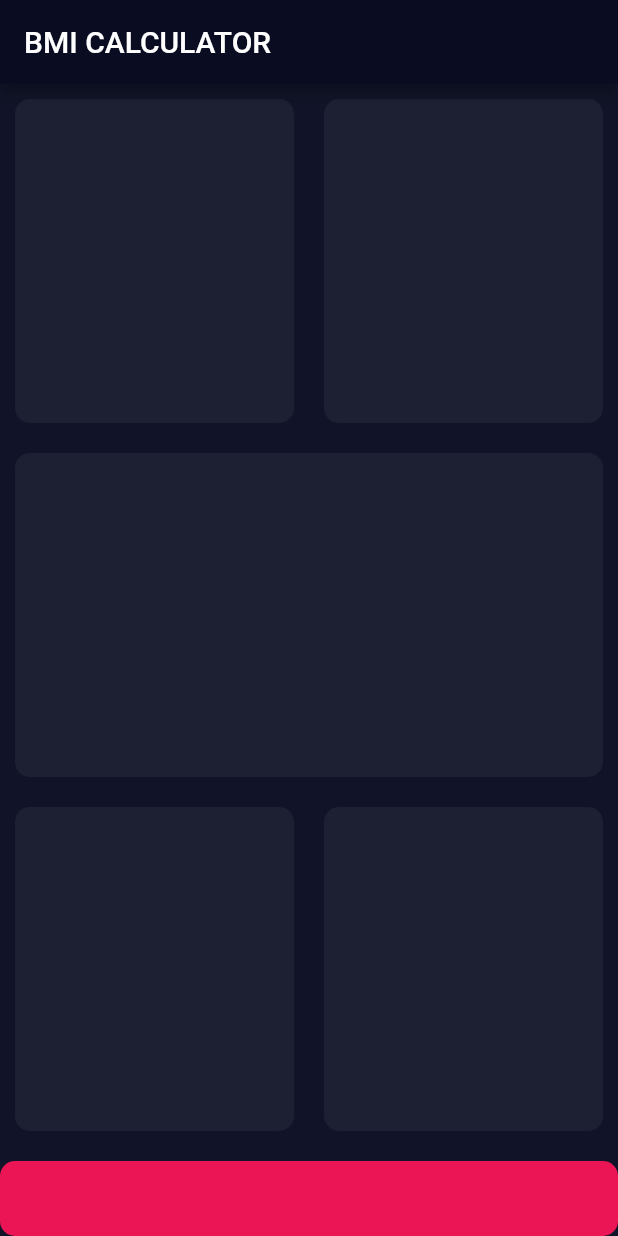
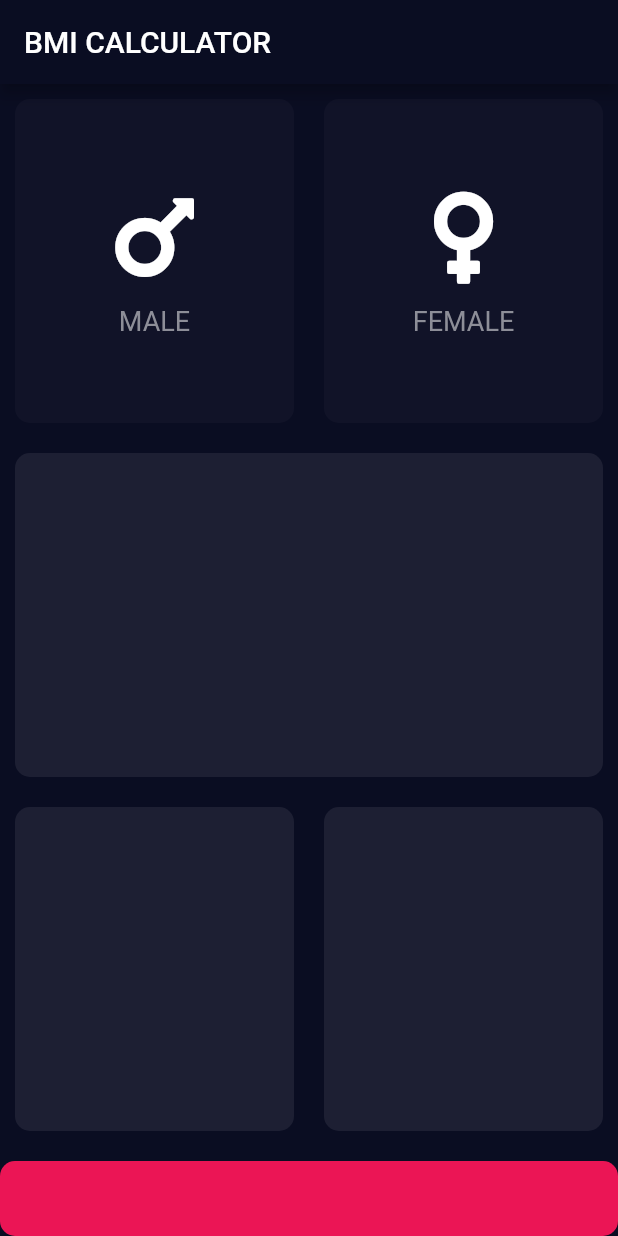
Before and after one commit to Vitafresh/bmi-calculator, a Flutter app: the screen it shows after launch, on a phone screen of 412 x 824 dp. Run offline on Flutter 3.47's test engine with Material 2 defaults, Android fonts, the phone set to English and light mode, and no system bars; our stand-ins replace font_awesome_flutter.

```diff
--- /dev/null
+++ b/lib/icon_content.dart
@@ -0,0 +1,31 @@
+import 'package:flutter/material.dart';
+
+const double iconSize = 70;
+const labelTextStyle = TextStyle(fontSize: 18, color: Color(0xFF8D8E98));
+const double sizedBoxHeight = 10;
+
+class IconAndLabel extends StatelessWidget {
+  IconAndLabel({this.icon, this.label});
+  final IconData icon;
+  final String label;
+  @override
+  Widget build(BuildContext context) {
+    return Column(
+      mainAxisAlignment: MainAxisAlignment.center,
+      children: [
+        Icon(
+          //FontAwesomeIcons.mars,
+          icon,
+          size: iconSize,
+        ),
+        SizedBox(
+          height: sizedBoxHeight,
+        ),
+        Text(
+          label,
+          style: labelTextStyle,
+        )
+      ],
+    );
+  }
+}
--- a/lib/input_page.dart
+++ b/lib/input_page.dart
@@ -1,10 +1,13 @@
 import 'package:flutter/cupertino.dart';
 import 'package:flutter/material.dart';
+import 'package:font_awesome_flutter/font_awesome_flutter.dart';
+import 'icon_content.dart';
+import 'reusable_card.dart';
 
 const double bottomContainerHeight = 50;
 const bottomContinerColor = Color(0xFFEB1555);
 const Color activeCardColor = Color(0xFF1D1F33);
-
+const Color inActiveCardColor = Color(0xFF111328);
 
 class InputPage extends StatefulWidget {
   InputPage({Key key, this.title}) : super(key: key);
@@ -25,6 +28,9 @@ class InputPage extends StatefulWidget {
 }
 
 class _InputPageState extends State<InputPage> {
+  Color maleCardColor = inActiveCardColor;
+  Color femaleCardColor = inActiveCardColor;
+
   @override
   Widget build(BuildContext context) {
     // This method is rerun every time setState is called, for instance as done
@@ -45,10 +51,28 @@ class _InputPageState extends State<InputPage> {
             child: Row(
               children: [
                 Expanded(
-                  child: ReusableCard(cardColor: activeCardColor),
+                  child: GestureDetector(
+                    onTap: () {
+                      print("Male selected");
+                    },
+                    child: ReusableCard(
+                      cardColor: inActiveCardColor,
+                      cardChild: IconAndLabel(
+                          icon: FontAwesomeIcons.mars, label: "MALE"),
+                    ),
+                  ),
                 ),
                 Expanded(
-                  child: ReusableCard(cardColor: activeCardColor),
+                  child: GestureDetector(
+                    onTap: () {
+                      print("FeMale selected");
+                    },
+                    child: ReusableCard(
+                      cardColor: inActiveCardColor,
+                      cardChild: IconAndLabel(
+                          icon: FontAwesomeIcons.venus, label: "FEMALE"),
+                    ),
+                  ),
                 ),
               ],
             ),
@@ -82,22 +106,3 @@ class _InputPageState extends State<InputPage> {
     );
   }
 }
-
-class ReusableCard extends StatelessWidget {
-  ReusableCard({@required this.cardColor, this.cardChild});
-  final Color cardColor;
-  final Widget cardChild;
-
-  @override
-  Widget build(BuildContext context) {
-    return Container(
-      child: cardChild,
-      margin: EdgeInsets.all(10),
-      decoration: BoxDecoration(
-        //0xFF1D1F33
-        color: cardColor,
-        borderRadius: BorderRadius.circular(10),
-      ),
-    );
-  }
-}
--- a/lib/main.dart
+++ b/lib/main.dart
@@ -13,7 +13,7 @@ class BmiCalculator extends StatelessWidget {
       title: 'Bmi Calculator',
       theme: ThemeData.dark().copyWith(
         primaryColor: Color(0xFF0A0D22),
-        scaffoldBackgroundColor: Color(0xFF111428),
+        scaffoldBackgroundColor: Color(0xFF0A0D22),
         //textTheme: TextTheme(bodyText2: TextStyle(color: Colors.white)),
       ),
       // ThemeData.dark(),
--- /dev/null
+++ b/lib/reusable_card.dart
@@ -0,0 +1,20 @@
+import 'package:flutter/material.dart';
+
+class ReusableCard extends StatelessWidget {
+  ReusableCard({@required this.cardColor, this.cardChild});
+  final Color cardColor;
+  final Widget cardChild;
+
+  @override
+  Widget build(BuildContext context) {
+    return Container(
+      child: cardChild,
+      margin: EdgeInsets.all(10),
+      decoration: BoxDecoration(
+        //0xFF1D1F33
+        color: cardColor,
+        borderRadius: BorderRadius.circular(10),
+      ),
+    );
+  }
+}
```
